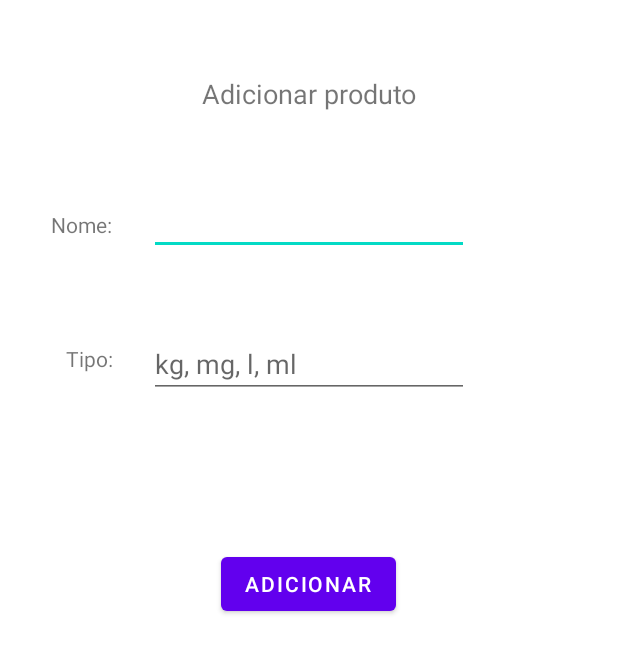
After one commit to Guslucas/donationApp, an Android app: the AddProductAdm screen opened directly, with no data from a screen before it, on a phone screen of 412 x 824 dp. The commit adds this screen. Shown: the top 653 px of the screen. Run offline under Robolectric (Android 15) with nearby library versions, the phone set to English and light mode, and no system bars; our stand-ins replace Volley.

Commit message:
Funcao add product adicionada

```diff
--- a/app/src/main/AndroidManifest.xml
+++ b/app/src/main/AndroidManifest.xml
@@ -13,7 +13,8 @@
         android:supportsRtl="true"
         android:theme="@style/AppTheme.NoActionBar"
         android:usesCleartextTraffic="true">
-        <activity android:name=".Menu"></activity>
+        <activity android:name=".AddProductAdm"></activity>
+        <activity android:name=".Menu" />
         <activity android:name=".FullscreenImage" />
         <activity android:name=".BarCode" />
         <activity android:name=".Messages" />
--- /dev/null
+++ b/app/src/main/java/br/com/faj/project/donationapp/AddProductAdm.java
@@ -0,0 +1,86 @@
+package br.com.faj.project.donationapp;
+
+import androidx.appcompat.app.AppCompatActivity;
+import androidx.constraintlayout.widget.ConstraintLayout;
+
+import android.os.Bundle;
+import android.util.Log;
+import android.view.View;
+import android.widget.EditText;
+
+import com.android.volley.Request;
+import com.android.volley.RequestQueue;
+import com.android.volley.Response;
+import com.android.volley.VolleyError;
+import com.android.volley.toolbox.StringRequest;
+import com.android.volley.toolbox.Volley;
+import com.google.android.material.snackbar.BaseTransientBottomBar;
+import com.google.android.material.snackbar.Snackbar;
+
+import org.json.JSONException;
+import org.json.JSONObject;
+
+public class AddProductAdm extends AppCompatActivity {
+
+    private EditText productNameET;
+    private  EditText typeET;
+    private ConstraintLayout productLayout;
+    RequestQueue queue;
+
+    @Override
+    protected void onCreate(Bundle savedInstanceState) {
+
+        queue = Volley.newRequestQueue(this);
+
+        super.onCreate(savedInstanceState);
+        setContentView(R.layout.activity_add_product_adm);
+        productLayout = findViewById(R.id.productLayout);
+    }
+
+    public void sendProductServer(View view) throws JSONException {
+
+        productNameET = findViewById(R.id.productNameET);
+        typeET = findViewById(R.id.typeET);
+
+        String url = getResources().getString(R.string.url);
+        url += "/product" ;
+        Log.i("URL sendo usada", url);
+
+        JSONObject jsonObject =  new JSONObject();
+
+        jsonObject.put("name", productNameET.getText().toString());
+        jsonObject.put("type", typeET.getText().toString());
+
+        final String product = jsonObject.toString();
+
+        final StringRequest productRequest = new StringRequest(Request.Method.POST, url, new Response.Listener<String>() {
+            @Override
+            public void onResponse(String response) {
+
+                productNameET.setText("");
+                typeET.setText("");
+                Snackbar.make(productLayout, "Produto adicionado com sucesso!", BaseTransientBottomBar.LENGTH_LONG);
+
+            }
+        }, new Response.ErrorListener() {
+            @Override
+            public void onErrorResponse(VolleyError error) {
+                showError(error);
+            }
+        }){
+        };
+
+        queue.add(productRequest);
+    }
+
+
+    private void showError(Exception e) {
+        Snackbar.make(productLayout, "Erro inesperado. Tente novamente.", BaseTransientBottomBar.LENGTH_SHORT).show();
+        e.printStackTrace();
+    }
+
+    private void showError(String errorMessage) {
+        Snackbar.make(productLayout, errorMessage, BaseTransientBottomBar.LENGTH_SHORT).show();
+    }
+
+}
--- a/app/src/main/java/br/com/faj/project/donationapp/Login.java
+++ b/app/src/main/java/br/com/faj/project/donationapp/Login.java
@@ -208,6 +208,11 @@ public class Login extends AppCompatActivity {
 
     }
 
+    private void testeProduct(){
+        Intent intent =  new Intent(this, AddProductAdm.class);
+        startActivity(intent);
+    }
+
     private void loginSuccess() {
         // Código usado para testes
         Intent i = new Intent(this, Menu.class);
@@ -257,6 +262,7 @@ public class Login extends AppCompatActivity {
     public void login(View v) {
 
         //TODO TRAVA APENAS PARA TESTES
+        //testeProduct();
         //loginSuccess();
         //goToMessages();
         //goToBarCode();
--- a/app/src/main/java/br/com/faj/project/donationapp/Messages.java
+++ b/app/src/main/java/br/com/faj/project/donationapp/Messages.java
@@ -238,7 +238,7 @@ public class Messages extends AppCompatActivity {
             }
         };
 
-
+            queue.add(messageRequest);
     }
 
     private void showError(Exception e) {
--- /dev/null
+++ b/app/src/main/res/layout/activity_add_product_adm.xml
@@ -0,0 +1,86 @@
+<?xml version="1.0" encoding="utf-8"?>
+<androidx.constraintlayout.widget.ConstraintLayout xmlns:android="http://schemas.android.com/apk/res/android"
+    xmlns:app="http://schemas.android.com/apk/res-auto"
+    xmlns:tools="http://schemas.android.com/tools"
+    android:layout_width="match_parent"
+    android:layout_height="match_parent"
+    android:id="@+id/productLayout"
+    tools:context=".AddProductAdm">
+
+    <TextView
+        android:id="@+id/textView6"
+        android:layout_width="wrap_content"
+        android:layout_height="wrap_content"
+        android:layout_marginStart="50dp"
+        android:layout_marginTop="50dp"
+        android:layout_marginEnd="50dp"
+        android:text="Adicionar produto"
+        android:textSize="18sp"
+        app:layout_constraintEnd_toEndOf="parent"
+        app:layout_constraintStart_toStartOf="parent"
+        app:layout_constraintTop_toTopOf="parent" />
+
+    <EditText
+        android:id="@+id/productNameET"
+        android:layout_width="wrap_content"
+        android:layout_height="wrap_content"
+        android:layout_marginStart="50dp"
+        android:layout_marginTop="50dp"
+        android:layout_marginEnd="50dp"
+        android:ems="10"
+        android:inputType="textPersonName"
+        app:layout_constraintEnd_toEndOf="parent"
+        app:layout_constraintStart_toStartOf="parent"
+        app:layout_constraintTop_toBottomOf="@+id/textView6" />
+
+    <TextView
+        android:id="@+id/nameTV"
+        android:layout_width="wrap_content"
+        android:layout_height="wrap_content"
+        android:layout_marginTop="140dp"
+        android:text="Nome:"
+        app:layout_constraintEnd_toStartOf="@+id/productNameET"
+        app:layout_constraintHorizontal_bias="0.578"
+        app:layout_constraintStart_toStartOf="parent"
+        app:layout_constraintTop_toTopOf="parent" />
+
+    <EditText
+        android:id="@+id/typeET"
+        android:layout_width="wrap_content"
+        android:layout_height="wrap_content"
+        android:layout_marginStart="50dp"
+        android:layout_marginTop="50dp"
+        android:layout_marginEnd="50dp"
+        android:ems="10"
+        android:hint="kg, mg, l, ml"
+        android:inputType="textPersonName"
+        app:layout_constraintEnd_toEndOf="parent"
+        app:layout_constraintStart_toStartOf="parent"
+        app:layout_constraintTop_toBottomOf="@+id/productNameET" />
+
+    <TextView
+        android:id="@+id/typeTV"
+        android:layout_width="wrap_content"
+        android:layout_height="wrap_content"
+        android:layout_marginTop="70dp"
+        android:text="Tipo:"
+        app:layout_constraintEnd_toStartOf="@+id/productNameET"
+        app:layout_constraintHorizontal_bias="0.65"
+        app:layout_constraintStart_toStartOf="parent"
+        app:layout_constraintTop_toBottomOf="@+id/nameTV" />
+
+    <Button
+        android:id="@+id/addProductButton"
+        android:layout_width="wrap_content"
+        android:layout_height="wrap_content"
+        android:layout_marginStart="50dp"
+        android:layout_marginTop="100dp"
+        android:layout_marginEnd="50dp"
+        android:onClick="sendProductServer"
+        android:text="Adicionar"
+        app:layout_constraintEnd_toEndOf="parent"
+        app:layout_constraintHorizontal_bias="0.497"
+        app:layout_constraintStart_toStartOf="parent"
+        app:layout_constraintTop_toBottomOf="@+id/typeET" />
+
+</androidx.constraintlayout.widget.ConstraintLayout>
--- a/app/src/main/res/values/serverProperties.xml
+++ b/app/src/main/res/values/serverProperties.xml
@@ -1,4 +1,4 @@
 <?xml version="1.0" encoding="utf-8"?>
 <resources>
-    <string name="url">http://192.168.1.111:8082</string>
+    <string name="url">http://192.168.2.101:8082</string>
 </resources>
```
Also changed, not shown: 6 other files.
